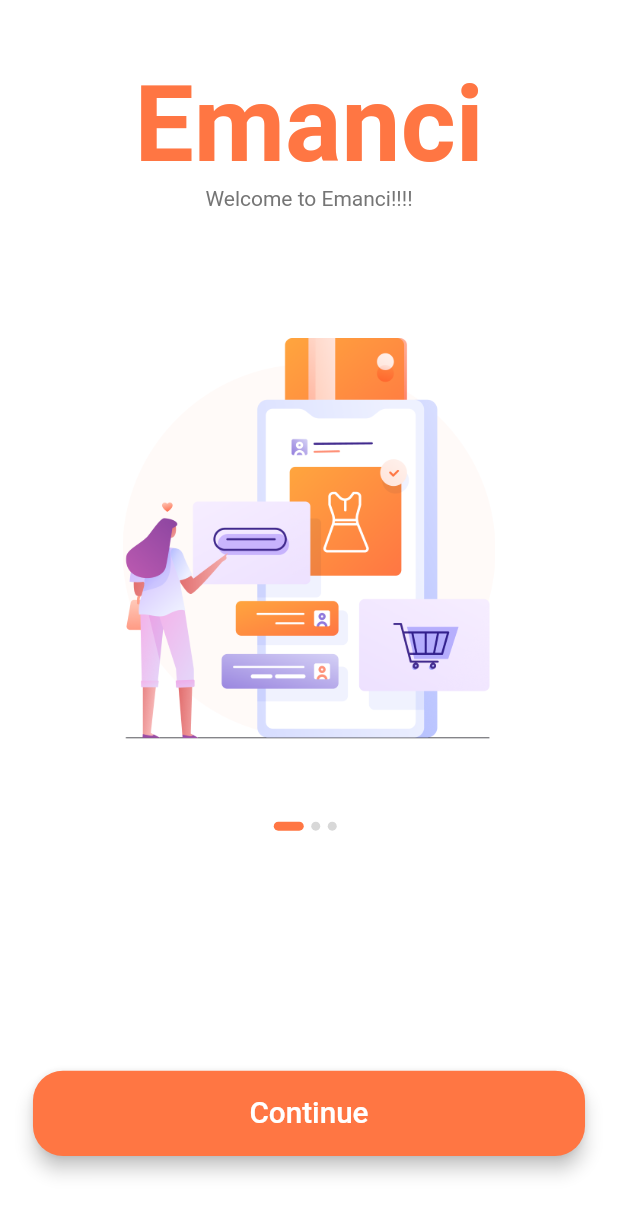
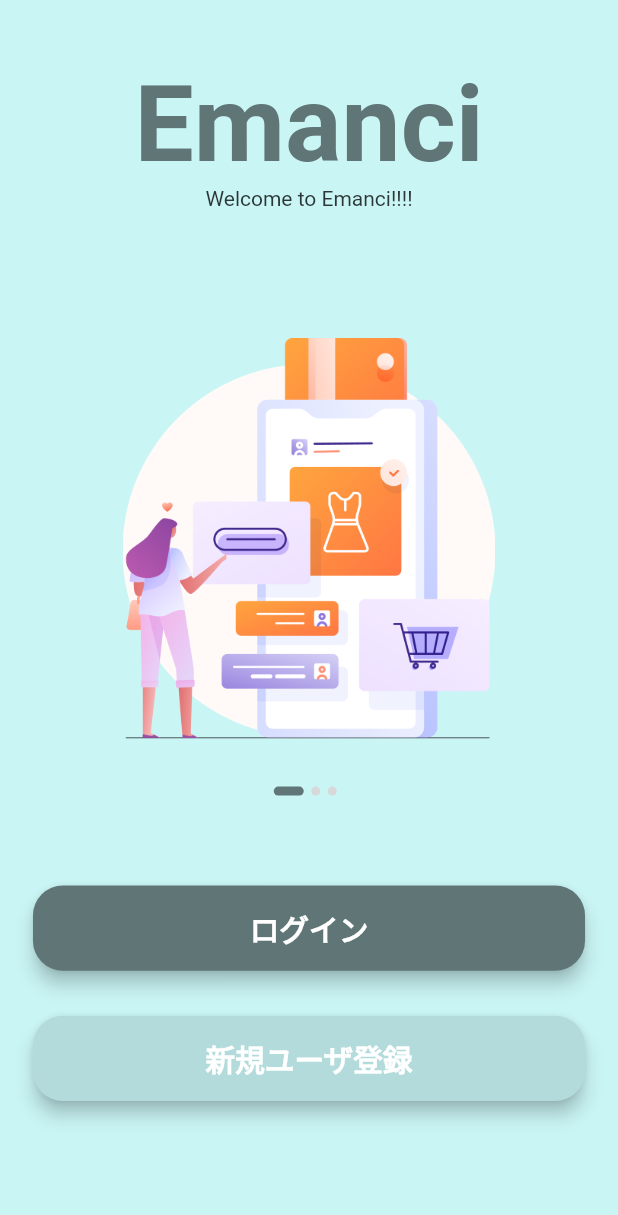
Before and after one commit to FikaStudio-code/EmanciApp, a Flutter app: the screen it shows after launch, on a phone screen of 412 x 824 dp. Shown: the top 1215 px of the screen. Run offline on Flutter 3.47's test engine with Material 2 defaults, Android fonts, the phone set to English and light mode, and no system bars; our stand-ins replace flutter_svg.

Commit message:
modified color setting

```diff
--- a/lib/components/default_button.dart
+++ b/lib/components/default_button.dart
@@ -1,13 +1,14 @@
 import 'package:flutter/material.dart';
 
-import '../constants.dart';
 import '../size_config.dart';
 
 class DefaultButton extends StatelessWidget {
-  const DefaultButton({Key? key, required this.text, required this.press})
+  const DefaultButton(
+      {Key? key, required this.text, required this.press, required this.color})
       : super(key: key);
   final String text;
   final Function press;
+  final Color color;
 
   @override
   Widget build(BuildContext context) {
@@ -16,7 +17,7 @@ class DefaultButton extends StatelessWidget {
       height: getProportionateScreenHeight(56),
       child: ElevatedButton(
           style: ElevatedButton.styleFrom(
-              primary: kPrimaryColor,
+              primary: color,
               shape: RoundedRectangleBorder(
                   borderRadius: BorderRadius.circular(20)),
               elevation: 5),
@@ -26,7 +27,9 @@ class DefaultButton extends StatelessWidget {
           child: Text(
             text,
             style: TextStyle(
-                fontSize: getProportionateScreenWidth(18), color: Colors.white),
+                fontSize: getProportionateScreenWidth(18),
+                color: Colors.white,
+                fontWeight: FontWeight.bold),
           )),
     );
   }
--- a/lib/constants.dart
+++ b/lib/constants.dart
@@ -1,21 +1,22 @@
 import 'package:e_commerce/size_config.dart';
 import 'package:flutter/material.dart';
 
-const kPrimaryColor = Color(0xFFFF7643);
+const kPrimaryColor = Color(0xFF607575);
+const kSecondaryColor = Color(0xFFB4DBDB);
 const kPrimaryLightColor = Color(0xFFFFECDF);
 const kPrimaryGradientColor = LinearGradient(
   begin: Alignment.topLeft,
   end: Alignment.bottomRight,
   colors: [Color(0xFFFFA53E), Color(0xFFFF7643)],
 );
-const kSecondaryColor = Color(0xFF979797);
-const kTextColor = Color(0xFF757575);
+//const kSecondaryColor = Color(0xFF979797);
+const kTextColor = Color(0xFF2C3636);
 const kAnimationDuration = Duration(milliseconds: 200);
 
 final headingStyle = TextStyle(
     fontSize: getProportionateScreenWidth(28),
     fontWeight: FontWeight.bold,
-    color: Colors.black,
+    color: Color(0xFF2C3636),
     height: 1.5);
 
 // Form Error
--- a/lib/screens/complete_profile/components/complete_profile_form.dart
+++ b/lib/screens/complete_profile/components/complete_profile_form.dart
@@ -37,6 +37,7 @@ class _CompleteProfileFormState extends State<CompleteProfileForm> {
             SizedBox(height: getProportionateScreenHeight(40)),
             DefaultButton(
                 text: "Continue",
+                color: kPrimaryColor,
                 press: () {
                   if (_formKey.currentState!.validate()) {
                     // Check data and go to Top Page
--- a/lib/screens/forgot_password/components/body.dart
+++ b/lib/screens/forgot_password/components/body.dart
@@ -97,6 +97,7 @@ class _ForgotPasswordFormState extends State<ForgotPasswordForm> {
           SizedBox(height: SizeConfig.screenHeight * 0.1),
           DefaultButton(
               text: "Continue",
+              color: kPrimaryColor,
               press: () {
                 if (_formKey.currentState!.validate()) {
                   // Do what I wanna do
--- a/lib/screens/login_success/components/body.dart
+++ b/lib/screens/login_success/components/body.dart
@@ -1,4 +1,5 @@
 import 'package:e_commerce/components/default_button.dart';
+import 'package:e_commerce/constants.dart';
 import 'package:e_commerce/screens/home/home_screen.dart';
 import 'package:e_commerce/size_config.dart';
 import 'package:flutter/material.dart';
@@ -24,6 +25,7 @@ class Body extends StatelessWidget {
             width: SizeConfig.screenWidth * 0.6,
             child: DefaultButton(
                 text: "Back to home",
+                color: kPrimaryColor,
                 press: () {
                   Navigator.pushNamed(context, HomeScreen.routeName);
                 })),
--- a/lib/screens/sign_in/components/sign_form.dart
+++ b/lib/screens/sign_in/components/sign_form.dart
@@ -63,6 +63,7 @@ class _SignFormState extends State<SignForm> {
             SizedBox(height: getProportionateScreenHeight(20)),
             DefaultButton(
                 text: "Continue",
+                color: kPrimaryColor,
                 press: () async {
                   if (_formKey.currentState!.validate()) {
                     _formKey.currentState!.save();
--- a/lib/screens/sign_up/components/sign_up_form.dart
+++ b/lib/screens/sign_up/components/sign_up_form.dart
@@ -34,6 +34,7 @@ class _SignUpFormState extends State<SignUpForm> {
           FormError(errors: errors),
           DefaultButton(
               text: "Continue",
+              color: kPrimaryColor,
               press: () {
                 if (_formKey.currentState!.validate()) {
                   Navigator.pushNamed(context, CompleteProfileScreen.routeName);
--- a/lib/screens/splash/components/body.dart
+++ b/lib/screens/splash/components/body.dart
@@ -1,6 +1,7 @@
 import 'package:e_commerce/components/default_button.dart';
 import 'package:e_commerce/constants.dart';
 import 'package:e_commerce/screens/sign_in/sign_in_screen.dart';
+import 'package:e_commerce/screens/sign_up/sign_up_screen.dart';
 import 'package:e_commerce/screens/splash/components/splash_content.dart';
 import 'package:e_commerce/size_config.dart';
 import 'package:flutter/material.dart';
@@ -60,13 +61,21 @@ class _BodyState extends State<Body> {
                         mainAxisAlignment: MainAxisAlignment.center,
                         children: List.generate(splashData.length,
                             (index) => buildDot(index: index))),
-                    Spacer(flex: 3),
+                    Spacer(flex: 2),
                     DefaultButton(
-                        text: "Continue",
+                        text: "ログイン",
+                        color: kPrimaryColor,
                         press: () {
                           Navigator.pushNamed(context, SignInScreen.routeName);
                         }),
                     Spacer(),
+                    DefaultButton(
+                        text: "新規ユーザ登録",
+                        color: kSecondaryColor,
+                        press: () {
+                          Navigator.pushNamed(context, SignUpScreen.routeName);
+                        }),
+                    Spacer(flex: 3),
                   ],
                 ),
               ),
--- a/lib/theme.dart
+++ b/lib/theme.dart
@@ -4,7 +4,7 @@ import 'constants.dart';
 
 ThemeData theme() {
   return ThemeData(
-      scaffoldBackgroundColor: Colors.white,
+      scaffoldBackgroundColor: Color(0xFFCAF5F5),
       appBarTheme: appBarTheme(),
       textTheme: textTheme(),
       inputDecorationTheme: inputDecorationTheme());
```
